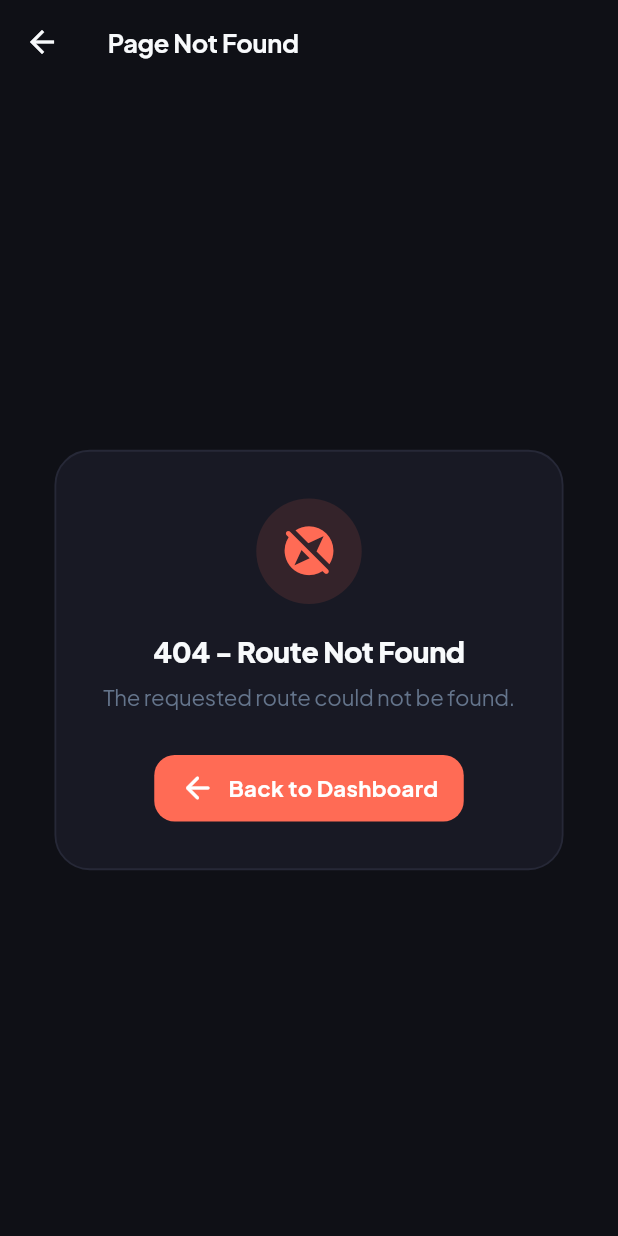
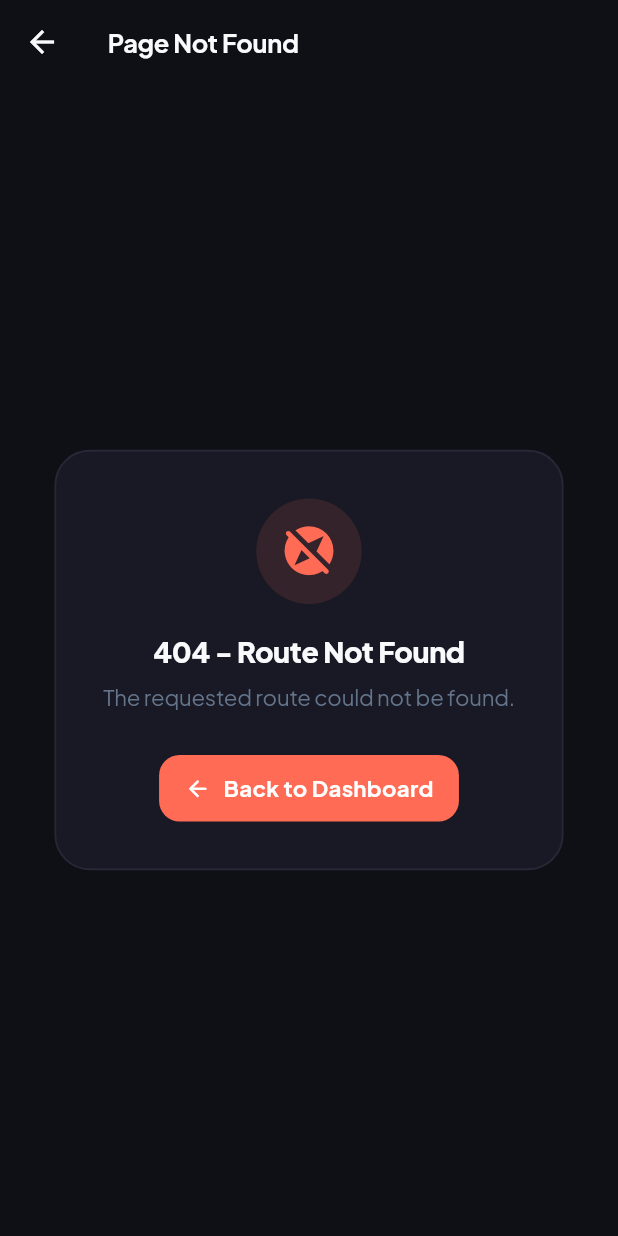
Before and after one commit to open-source-collabs/habit_tracker, a Flutter app: the NotFoundScreen screen opened directly, on a phone screen of 412 x 824 dp. Run offline on Flutter 3.47's test engine with Material 3 defaults, Android fonts, the phone set to English and light mode, and no system bars; our stand-ins replace flutter_local_notifications, flutter_riverpod, flutter_screenutil, flutter_timezone, google_sign_in, shared_preferences and 1 more; missing offline and left inert: icloud_storage, widgets_kit; accounts and stored records are empty.

Commit message:
code push

```diff
--- a/lib/core/widgets/app_button.dart
+++ b/lib/core/widgets/app_button.dart
@@ -187,6 +187,12 @@ class _AppButtonState extends State<AppButton>
         ? AppTextStyles.labelMedium(context, color: foregroundColor)
         : AppTextStyles.labelLarge(context, color: foregroundColor);
 
+    // Icons inherit the label's color and size so they always read as one unit.
+    final iconTheme = IconThemeData(
+      color: foregroundColor,
+      size: widget.size == AppButtonSize.sm ? AppIconSizes.sm : AppIconSizes.md,
+    );
+
     return AnimatedOpacity(
       duration: const Duration(milliseconds: 180),
       opacity: widget.isDisabled ? 0.45 : 1.0,
@@ -220,6 +226,8 @@ class _AppButtonState extends State<AppButton>
                 border: border,
                 boxShadow: shadows,
               ),
+              child: IconTheme.merge(
+                data: iconTheme,
                 child: Row(
                   mainAxisSize: widget.fullWidth
                       ? MainAxisSize.max
@@ -259,6 +267,7 @@ class _AppButtonState extends State<AppButton>
                       widget.trailingIcon!,
                     ],
                   ],
+                ),
               ),
             ),
           ),
```
Also changed, not shown: 1 other file. Lines whose indentation alone changed are shown as unchanged.
